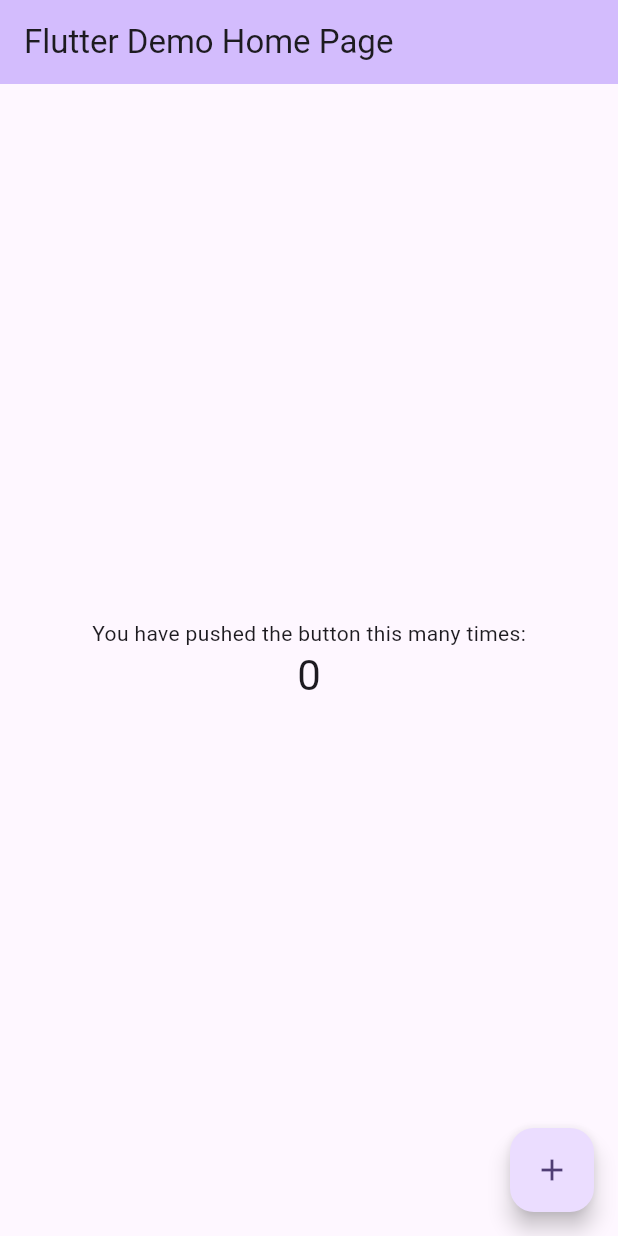
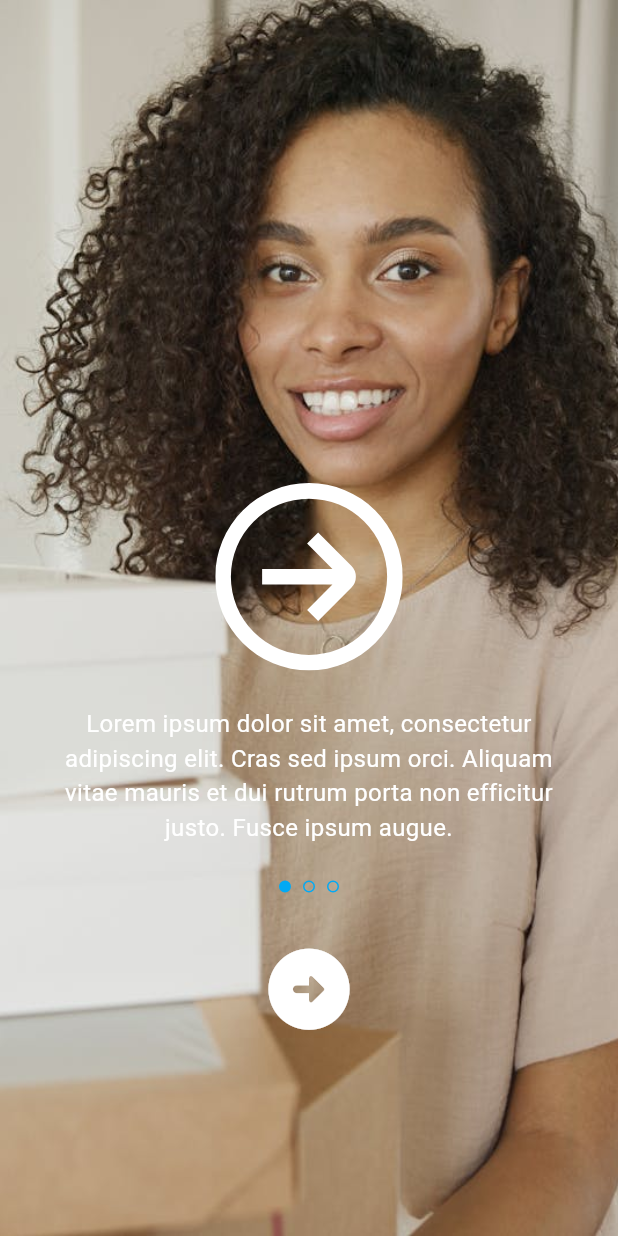
Before and after one commit to 10-menachi/rembesha_mobile_app, a Flutter app: the screen it shows after launch, on a phone screen of 412 x 824 dp. Run offline on Flutter 3.47's test engine with Material 3 defaults, Android fonts, the phone set to English and light mode, and no system bars; our stand-ins replace flutter_svg.

Commit message:
Create Onboarding Screen

```diff
--- /dev/null
+++ b/lib/components/indicator.dart
@@ -0,0 +1,44 @@
+import 'package:flutter/material.dart';
+
+class Indicator extends StatelessWidget {
+  final int currentIndex;
+  final int count;
+  final double dotSize;
+  final Color activeColor;
+  final Color borderColor;
+  final double spacing;
+  final double borderWidth;
+
+  const Indicator({
+    super.key,
+    required this.currentIndex,
+    required this.count,
+    this.dotSize = 8.0,
+    this.activeColor = Colors.lightBlue,
+    this.borderColor = Colors.lightBlue,
+    this.spacing = 8.0,
+    this.borderWidth = 1.0,
+  });
+
+  @override
+  Widget build(BuildContext context) {
+    return Row(
+      mainAxisAlignment: MainAxisAlignment.center,
+      children: List.generate(count, (index) {
+        return Container(
+          margin: EdgeInsets.symmetric(horizontal: spacing / 2),
+          width: dotSize,
+          height: dotSize,
+          decoration: BoxDecoration(
+            shape: BoxShape.circle,
+            color: currentIndex == index ? activeColor : Colors.transparent,
+            border: Border.all(
+              color: borderColor,
+              width: borderWidth,
+            ),
+          ),
+        );
+      }),
+    );
+  }
+}
--- a/lib/main.dart
+++ b/lib/main.dart
@@ -1,125 +1,22 @@
 import 'package:flutter/material.dart';
+import 'package:rembesha_mobile_app/pages/auth/login.dart';
+import 'package:rembesha_mobile_app/pages/onboarding.dart';
 
 void main() {
-  runApp(const MyApp());
+  runApp(MainApplicationWidget());
 }
 
-class MyApp extends StatelessWidget {
-  const MyApp({super.key});
+class MainApplicationWidget extends StatelessWidget {
+  const MainApplicationWidget({super.key});
 
-  // This widget is the root of your application.
   @override
   Widget build(BuildContext context) {
     return MaterialApp(
-      title: 'Flutter Demo',
-      theme: ThemeData(
-        // This is the theme of your application.
-        //
-        // TRY THIS: Try running your application with "flutter run". You'll see
-        // the application has a purple toolbar. Then, without quitting the app,
-        // try changing the seedColor in the colorScheme below to Colors.green
-        // and then invoke "hot reload" (save your changes or press the "hot
-        // reload" button in a Flutter-supported IDE, or press "r" if you used
-        // the command line to start the app).
-        //
-        // Notice that the counter didn't reset back to zero; the application
-        // state is not lost during the reload. To reset the state, use hot
-        // restart instead.
-        //
-        // This works for code too, not just values: Most code changes can be
-        // tested with just a hot reload.
-        colorScheme: ColorScheme.fromSeed(seedColor: Colors.deepPurple),
-        useMaterial3: true,
-      ),
-      home: const MyHomePage(title: 'Flutter Demo Home Page'),
+      routes: {
+        '/': (context) => Onboarding(),
+        '/login': (context) => Login(),
+      },
+      initialRoute: '/',
     );
   }
 }
-
-class MyHomePage extends StatefulWidget {
-  const MyHomePage({super.key, required this.title});
-
-  // This widget is the home page of your application. It is stateful, meaning
-  // that it has a State object (defined below) that contains fields that affect
-  // how it looks.
-
-  // This class is the configuration for the state. It holds the values (in this
-  // case the title) provided by the parent (in this case the App widget) and
-  // used by the build method of the State. Fields in a Widget subclass are
-  // always marked "final".
-
-  final String title;
-
-  @override
-  State<MyHomePage> createState() => _MyHomePageState();
-}
-
-class _MyHomePageState extends State<MyHomePage> {
-  int _counter = 0;
-
-  void _incrementCounter() {
-    setState(() {
-      // This call to setState tells the Flutter framework that something has
-      // changed in this State, which causes it to rerun the build method below
-      // so that the display can reflect the updated values. If we changed
-      // _counter without calling setState(), then the build method would not be
-      // called again, and so nothing would appear to happen.
-      _counter++;
-    });
-  }
-
-  @override
-  Widget build(BuildContext context) {
-    // This method is rerun every time setState is called, for instance as done
-    // by the _incrementCounter method above.
-    //
-    // The Flutter framework has been optimized to make rerunning build methods
-    // fast, so that you can just rebuild anything that needs updating rather
-    // than having to individually change instances of widgets.
-    return Scaffold(
-      appBar: AppBar(
-        // TRY THIS: Try changing the color here to a specific color (to
-        // Colors.amber, perhaps?) and trigger a hot reload to see the AppBar
-        // change color while the other colors stay the same.
-        backgroundColor: Theme.of(context).colorScheme.inversePrimary,
-        // Here we take the value from the MyHomePage object that was created by
-        // the App.build method, and use it to set our appbar title.
-        title: Text(widget.title),
-      ),
-      body: Center(
-        // Center is a layout widget. It takes a single child and positions it
-        // in the middle of the parent.
-        child: Column(
-          // Column is also a layout widget. It takes a list of children and
-          // arranges them vertically. By default, it sizes itself to fit its
-          // children horizontally, and tries to be as tall as its parent.
-          //
-          // Column has various properties to control how it sizes itself and
-          // how it positions its children. Here we use mainAxisAlignment to
-          // center the children vertically; the main axis here is the vertical
-          // axis because Columns are vertical (the cross axis would be
-          // horizontal).
-          //
-          // TRY THIS: Invoke "debug painting" (choose the "Toggle Debug Paint"
-          // action in the IDE, or press "p" in the console), to see the
-          // wireframe for each widget.
-          mainAxisAlignment: MainAxisAlignment.center,
-          children: <Widget>[
-            const Text(
-              'You have pushed the button this many times:',
-            ),
-            Text(
-              '$_counter',
-              style: Theme.of(context).textTheme.headlineMedium,
-            ),
-          ],
-        ),
-      ),
-      floatingActionButton: FloatingActionButton(
-        onPressed: _incrementCounter,
-        tooltip: 'Increment',
-        child: const Icon(Icons.add),
-      ), // This trailing comma makes auto-formatting nicer for build methods.
-    );
-  }
-}
--- /dev/null
+++ b/lib/pages/auth/login.dart
@@ -0,0 +1,15 @@
+import 'package:flutter/material.dart';
+
+class Login extends StatefulWidget {
+  const Login({super.key});
+
+  @override
+  State<Login> createState() => _LoginState();
+}
+
+class _LoginState extends State<Login> {
+  @override
+  Widget build(BuildContext context) {
+    return const Placeholder();
+  }
+}
--- /dev/null
+++ b/lib/pages/onboarding.dart
@@ -0,0 +1,129 @@
+import 'package:flutter/material.dart';
+import 'package:flutter_svg/svg.dart';
+import 'package:rembesha_mobile_app/components/indicator.dart';
+import 'package:rembesha_mobile_app/utils/constants.dart';
+
+class Onboarding extends StatefulWidget {
+  const Onboarding({super.key});
+
+  @override
+  State<Onboarding> createState() => _OnboardingState();
+}
+
+class _OnboardingState extends State<Onboarding> {
+  List<String> images = [
+    "assets/images/splash.jpeg",
+    "assets/images/splash_two.jpg",
+    "assets/images/splash_three.jpg",
+  ];
+  List<String> icons = [
+    "assets/icons/right-arrow.svg",
+    "assets/icons/loop.svg",
+    "assets/icons/card.svg",
+  ];
+  List<String> texts = [
+    "Lorem ipsum dolor sit amet, consectetur adipiscing elit. Cras sed ipsum orci. Aliquam vitae mauris et dui rutrum porta non efficitur justo. Fusce ipsum augue. ",
+    "Lorem ipsum dolor sit amet consectetur adipisicing elit. Laboriosam sit debitis quae, distinctio repellat est nam velit sunt eum? Fuga?",
+    "Lorem ipsum dolor sit amet consectetur adipisicing elit. Quisquam sapiente reiciendis ab accusantium aspernatur rem, dolores ipsa voluptatum ullam perferendis.",
+  ];
+
+  void _previous() {
+    if (currentIndex > 0) {
+      setState(() {
+        currentIndex--;
+      });
+    } else {
+      setState(() {
+        currentIndex = images.length - 1;
+      });
+    }
+  }
+
+  void _next() {
+    if (currentIndex < images.length - 1) {
+      setState(() {
+        currentIndex++;
+      });
+    } else {
+      setState(() {
+        currentIndex = 0;
+      });
+    }
+  }
+
+  int currentIndex = 0;
+
+  @override
+  Widget build(BuildContext context) {
+    return Scaffold(
+      body: GestureDetector(
+        onTapUp: (TapUpDetails details) {
+          final RenderBox box = context.findRenderObject() as RenderBox;
+          final double widgetWidth = box.size.width;
+          final double tapX = details.localPosition.dx;
+
+          if (tapX < widgetWidth / 2) {
+            _previous();
+          } else {
+            _next();
+          }
+        },
+        child: Container(
+          decoration: BoxDecoration(
+            image: DecorationImage(
+              image: AssetImage(images[currentIndex]),
+              fit: BoxFit.cover,
+            ),
+          ),
+          child: Center(
+            child: Padding(
+              padding: const EdgeInsets.symmetric(
+                vertical: 100.0,
+              ),
+              child: Column(
+                crossAxisAlignment: CrossAxisAlignment.center,
+                mainAxisAlignment: MainAxisAlignment.end,
+                children: <Widget>[
+                  SvgPicture.asset(
+                    icons[currentIndex],
+                    colorFilter: ColorFilter.mode(
+                      Colors.white,
+                      BlendMode.srcIn,
+                    ),
+                    height: 125.0,
+                    width: 125.0,
+                  ),
+                  Padding(
+                    padding: const EdgeInsets.all(24.0),
+                    child: Text(
+                      texts[currentIndex],
+                      textAlign: TextAlign.center,
+                      style: pTextStyle,
+                    ),
+                  ),
+                  Indicator(
+                    currentIndex: currentIndex,
+                    count: images.length,
+                  ),
+                  Padding(
+                    padding: const EdgeInsets.symmetric(vertical: 24.0),
+                    child: IconButton(
+                      iconSize: 65,
+                      color: Colors.white,
+                      onPressed: () {
+                        Navigator.pushNamed(context, '/login');
+                      },
+                      icon: Icon(
+                        Icons.arrow_circle_right_rounded,
+                      ),
+                    ),
+                  ),
+                ],
+              ),
+            ),
+          ),
+        ),
+      ),
+    );
+  }
+}
--- /dev/null
+++ b/lib/utils/constants.dart
@@ -0,0 +1,7 @@
+import 'package:flutter/material.dart';
+
+TextStyle pTextStyle = TextStyle(
+  fontSize: 16.0,
+  color: Colors.white,
+  fontWeight: FontWeight.w400,
+);
```
Also changed, not shown: pubspec.yaml (+5 -5 lines), assets/icons/card.svg (added), assets/icons/loop.svg (added), assets/icons/right-arrow.svg (added), assets/images/splash.jpeg (added), assets/images/splash_three.jpg (added), assets/images/splash_two.jpg (added), pubspec.lock, 1 other file.
